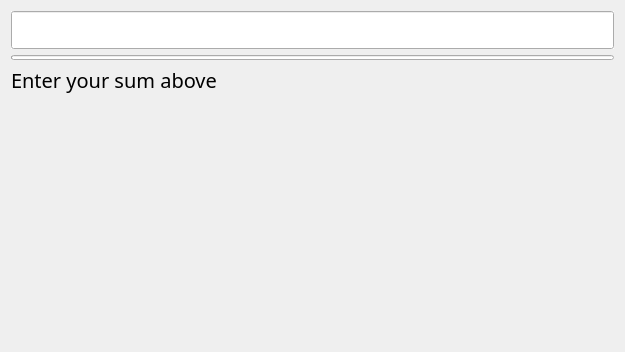
This is calculatorwindow.ui in timlyo/Calculator as Qt 5 draws it before an edit. The edited form follows.
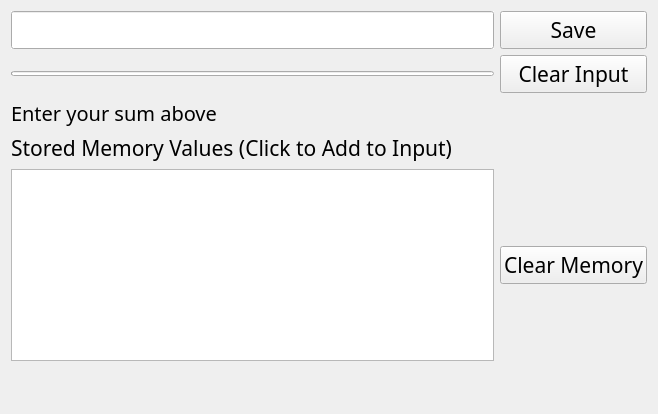
This is the edited form.

Diff of the .ui file:
```diff
--- a/calculatorwindow.ui
+++ b/calculatorwindow.ui
@@ -6,8 +6,8 @@
    <rect>
     <x>0</x>
     <y>0</y>
-    <width>625</width>
-    <height>352</height>
+    <width>658</width>
+    <height>414</height>
    </rect>
   </property>
   <property name="sizePolicy">
@@ -36,6 +36,20 @@
     <locale language="English" country="UnitedKingdom"/>
    </property>
    <layout class="QGridLayout" name="gridLayout">
+    <item row="1" column="1">
+     <widget class="QPushButton" name="saveMemory">
+      <property name="text">
+       <string>Save</string>
+      </property>
+     </widget>
+    </item>
+    <item row="7" column="1">
+     <widget class="QPushButton" name="clearMemory">
+      <property name="text">
+       <string>Clear Memory</string>
+      </property>
+     </widget>
+    </item>
     <item row="1" column="0">
      <widget class="QLineEdit" name="inputBox">
       <property name="sizePolicy">
@@ -103,7 +117,7 @@
       </property>
      </widget>
     </item>
-    <item row="5" column="0">
+    <item row="9" column="0">
      <spacer name="verticalSpacer">
       <property name="orientation">
        <enum>Qt::Vertical</enum>
@@ -116,6 +130,23 @@
       </property>
      </spacer>
     </item>
+    <item row="7" column="0">
+     <widget class="QListWidget" name="viewMemory"/>
+    </item>
+    <item row="5" column="0">
+     <widget class="QLabel" name="label">
+      <property name="text">
+       <string>Stored Memory Values (Click to Add to Input)</string>
+      </property>
+     </widget>
+    </item>
+    <item row="2" column="1">
+     <widget class="QPushButton" name="clearInput">
+      <property name="text">
+       <string>Clear Input</string>
+      </property>
+     </widget>
+    </item>
    </layout>
   </widget>
  </widget>
```
Left out of the diff: 10 changed lines with no effect on the pictures.
